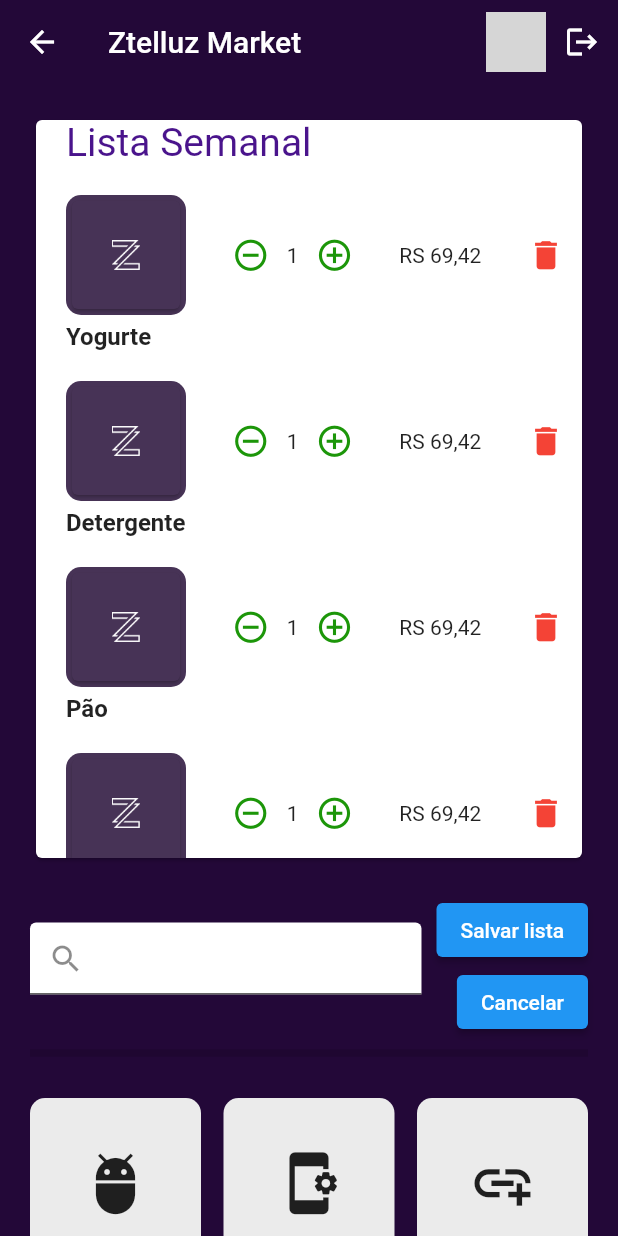
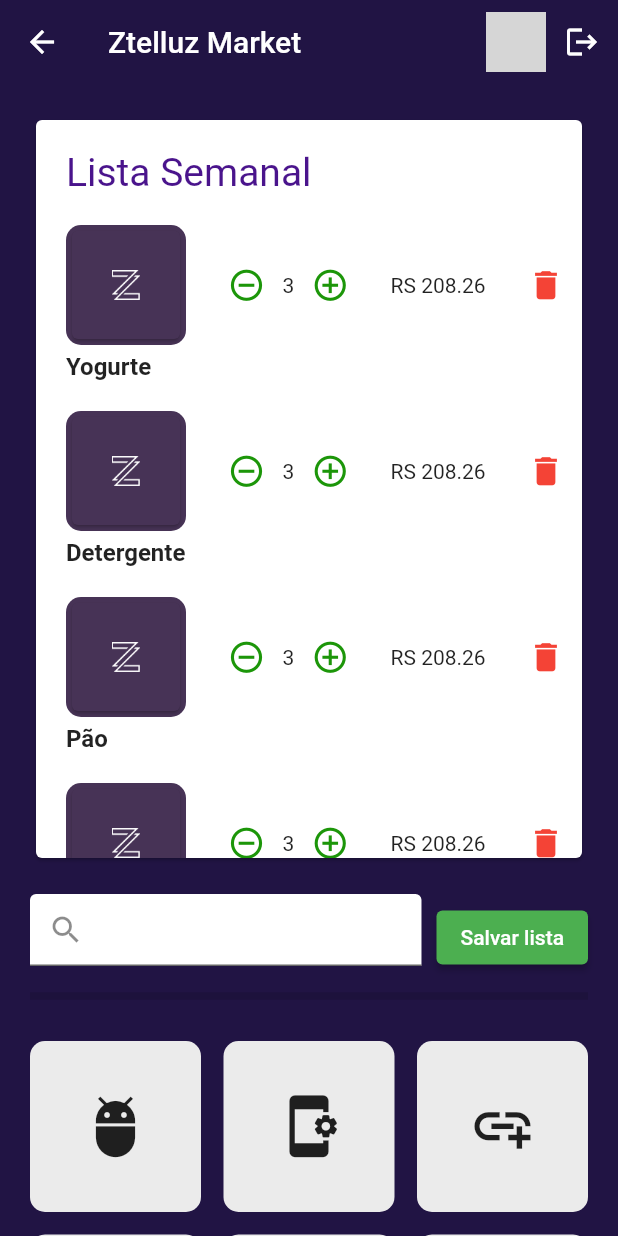
Before and after one commit to LuizSutil/zmarket, a Flutter app: the screen it shows once a user with an empty profile is signed in, after a tap on "Lista Semanal", on a phone screen of 412 x 824 dp. Run offline on Flutter 3.47's test engine with Material 2 defaults, Android fonts, the phone set to English and light mode, and no system bars; our stand-ins replace firebase_auth, firebase_core, firebase_database, google_sign_in; accounts and stored records are empty; network calls fail; grey boxes are pictures that could not be loaded.

Commit message:
fixed theme color and added button count on individuallista

```diff
--- a/lib/ListaCompras.dart
+++ b/lib/ListaCompras.dart
@@ -69,7 +69,7 @@ class _ListaComprasState extends State<ListaCompras> {
                   padding: EdgeInsets.fromLTRB(0, 10, 20, 0),
                   child: MaterialButton(
                     onPressed: () => {},
-                    color: Color.fromRGBO(56, 37, 109, 1),
+                    color: Theme.of(context).primaryColor,
                     textColor: Colors.white,
                     child: Icon(
                       Icons.edit,
@@ -80,7 +80,7 @@ class _ListaComprasState extends State<ListaCompras> {
                 padding: EdgeInsets.fromLTRB(0, 0, 20, 0),
                 child: MaterialButton(
                   onPressed: () => {},
-                  color: Color.fromRGBO(56, 37, 109, 1),
+                  color: Theme.of(context).primaryColor,
                   textColor: Colors.white,
                   child: Icon(
                     Icons.delete,
@@ -92,7 +92,7 @@ class _ListaComprasState extends State<ListaCompras> {
                 padding: EdgeInsets.fromLTRB(0, 0, 20, 0),
                 child: MaterialButton(
                   onPressed: () => {},
-                  color: Color.fromRGBO(56, 37, 109, 1),
+                  color: Theme.of(context).primaryColor,
                   textColor: Colors.white,
                   child: Icon(
                     Icons.add_shopping_cart,
--- a/lib/individualLista.dart
+++ b/lib/individualLista.dart
@@ -12,81 +12,7 @@ class IndividualLista extends StatefulWidget {
     List<Widget> items = [];
 
     cart.forEach((element) {
-      items.add(Padding(
-        padding: EdgeInsets.fromLTRB(0, 0, 0, 20),
-        child: Column(children: [
-          Row(
-            mainAxisAlignment: MainAxisAlignment.spaceBetween,
-            children: [
-              Container(
-                decoration: BoxDecoration(
-                  borderRadius: BorderRadius.circular(10),
-                  color: Color.fromRGBO(71, 51, 86, 1),
-                ),
-                alignment: Alignment.centerLeft,
-                width: 80,
-                height: 80,
-                child: Card(
-                  color: Color.fromRGBO(71, 51, 86, 1),
-                  child: Align(
-                      alignment: Alignment.center,
-                      child: Image(
-                        color: Colors.white,
-                        image: AssetImage('assets/ztelluz_logo.png'),
-                        height: 20,
-                      )),
-                ),
-              ),
-              Container(
-                  child: Row(
-                      mainAxisAlignment: MainAxisAlignment.center,
-                      children: [
-                    IconButton(
-                      splashRadius: 23,
-                      onPressed: () {},
-                      color: Color.fromRGBO(28, 150, 9, 1),
-                      icon: Icon(
-                        Icons.remove_circle_outline,
-                        size: 25,
-                      ),
-                    ),
-                    Text('1'),
-                    IconButton(
-                      splashRadius: 23,
-                      color: Color.fromRGBO(28, 150, 9, 1),
-                      onPressed: () {},
-                      icon: Icon(
-                        Icons.add_circle_outline,
-                        size: 25,
-                      ),
-                    )
-                  ])),
-              Padding(
-                  padding: EdgeInsets.fromLTRB(0, 0, 0, 0),
-                  child: Container(
-                    child: Text('RS 69,42'),
-                  )),
-              IconButton(
-                splashRadius: 23,
-                color: Colors.red,
-                onPressed: () {},
-                icon: Icon(
-                  Icons.delete,
-                  size: 25,
-                ),
-              )
-            ],
-          ),
-          Align(
-            child: Padding(
-                child: Text(element,
-                    style:
-                        TextStyle(fontSize: 16, fontWeight: FontWeight.bold)),
-                padding: EdgeInsets.fromLTRB(0, 5, 0, 0)),
-            alignment: Alignment.centerLeft,
-          ),
-        ]),
-      ));
+      items.add(Item(element, 69.42));
     });
     return items;
   }
@@ -99,7 +25,7 @@ class _IndividualListaState extends State<IndividualLista> {
   @override
   Widget build(BuildContext context) {
     return Scaffold(
-        backgroundColor: Color.fromRGBO(35, 8, 56, 1),
+        backgroundColor: Theme.of(context).primaryColor,
         body: CustomScrollView(slivers: [
           Zappbar(),
           SliverList(
@@ -115,7 +41,7 @@ class _IndividualListaState extends State<IndividualLista> {
                           child: Text(widget.nomeLista,
                               style: TextStyle(
                                   color: Colors.purple[900], fontSize: 26)),
-                          padding: EdgeInsets.fromLTRB(20, 0, 0, 10)),
+                          padding: EdgeInsets.fromLTRB(20, 20, 0, 10)),
                       Padding(
                         child: Column(
                           crossAxisAlignment: CrossAxisAlignment.start,
@@ -147,8 +73,13 @@ class _IndividualListaState extends State<IndividualLista> {
                     crossAxisAlignment: CrossAxisAlignment.end,
                     children: [
                       ElevatedButton(
-                          onPressed: () {}, child: Text('Salvar lista')),
-                      ElevatedButton(onPressed: () {}, child: Text('Cancelar')),
+                          style: ElevatedButton.styleFrom(
+                            primary: Theme.of(context).accentColor,
+                          ),
+                          onPressed: () {},
+                          child: Text(
+                            'Salvar lista',
+                          )),
                     ],
                   ),
                   padding: EdgeInsets.fromLTRB(0, 0, 20, 0),
@@ -172,3 +103,112 @@ class _IndividualListaState extends State<IndividualLista> {
         ]));
   }
 }
+
+class Item extends StatefulWidget {
+  final String element;
+  final double itemPrice;
+  Item(this.element, this.itemPrice);
+  @override
+  _ItemState createState() => _ItemState();
+}
+
+class _ItemState extends State<Item> {
+  var quantity = 3;
+
+  @override
+  Widget build(BuildContext context) {
+    var finalPrice = (quantity * widget.itemPrice).toStringAsFixed(2);
+
+    minusQuant() {
+      setState(() {
+        quantity == 1 ? quantity = 1 : quantity--;
+        print(quantity);
+      });
+    }
+
+    addQuant() {
+      setState(() {
+        quantity++;
+        print(quantity);
+      });
+    }
+
+    return Padding(
+      padding: EdgeInsets.fromLTRB(0, 0, 0, 20),
+      child: Column(children: [
+        Row(
+          mainAxisAlignment: MainAxisAlignment.spaceBetween,
+          children: [
+            Container(
+              decoration: BoxDecoration(
+                borderRadius: BorderRadius.circular(10),
+                color: Color.fromRGBO(71, 51, 86, 1),
+              ),
+              alignment: Alignment.centerLeft,
+              width: 80,
+              height: 80,
+              child: Card(
+                color: Color.fromRGBO(71, 51, 86, 1),
+                child: Align(
+                    alignment: Alignment.center,
+                    child: Image(
+                      color: Colors.white,
+                      image: AssetImage('assets/ztelluz_logo.png'),
+                      height: 20,
+                    )),
+              ),
+            ),
+            Container(
+                child:
+                    Row(mainAxisAlignment: MainAxisAlignment.center, children: [
+              IconButton(
+                splashRadius: 23,
+                onPressed: () {
+                  minusQuant();
+                },
+                color: Color.fromRGBO(28, 150, 9, 1),
+                icon: Icon(
+                  Icons.remove_circle_outline,
+                  size: 25,
+                ),
+              ),
+              Text(quantity.toString()),
+              IconButton(
+                splashRadius: 23,
+                color: Color.fromRGBO(28, 150, 9, 1),
+                onPressed: () {
+                  addQuant();
+                },
+                icon: Icon(
+                  Icons.add_circle_outline,
+                  size: 25,
+                ),
+              )
+            ])),
+            Padding(
+                padding: EdgeInsets.fromLTRB(0, 0, 0, 0),
+                child: Container(
+                  child: Text('RS $finalPrice'),
+                )),
+            IconButton(
+              splashRadius: 23,
+              color: Colors.red,
+              onPressed: () {},
+              icon: Icon(
+                Icons.delete,
+                size: 25,
+              ),
+            )
+          ],
+        ),
+        Align(
+          child: Padding(
+              child: Text(widget.element,
+                  style: TextStyle(fontSize: 16, fontWeight: FontWeight.bold)),
+              padding: EdgeInsets.fromLTRB(0, 5, 0, 0)),
+          alignment: Alignment.centerLeft,
+        ),
+      ]),
+    );
+  }
+}
--- a/lib/login.dart
+++ b/lib/login.dart
@@ -6,9 +6,10 @@ class LoginPage extends StatelessWidget {
   @override
   Widget build(BuildContext context) {
     return Scaffold(
-        backgroundColor: Color.fromRGBO(35, 8, 56, 1),
+        backgroundColor: Theme.of(context).primaryColor,
         body: Column(
           children: [
+            //change this to an align later
             Padding(
                 padding: EdgeInsets.fromLTRB(0, 250, 0, 200),
                 child: Image(
--- a/lib/main.dart
+++ b/lib/main.dart
@@ -18,7 +18,9 @@ class MyApp extends StatelessWidget {
       create: (context) => GoogleSignInProvider(),
       child: MaterialApp(
         title: 'Z_Market',
-        theme: ThemeData(primaryColor: Color.fromRGBO(35, 8, 56, 1)),
+        theme: ThemeData(
+            primaryColor: Color.fromRGBO(33, 20, 68, 1),
+            accentColor: Colors.green),
         home: StreamerPage(),
       ));
 }
--- a/lib/myHomePage.dart
+++ b/lib/myHomePage.dart
@@ -68,7 +68,8 @@ class _MyHomePageState extends State<MyHomePage> {
                 decoration: InputDecoration(
                     border: OutlineInputBorder(),
                     labelText: 'Nome da lista',
-                    labelStyle: TextStyle(color: Color.fromRGBO(35, 8, 56, 1))),
+                    labelStyle:
+                        TextStyle(color: Theme.of(context).primaryColor)),
               ),
               padding: EdgeInsets.fromLTRB(20, 10, 20, 10),
             ),
@@ -86,7 +87,7 @@ class _MyHomePageState extends State<MyHomePage> {
                     });
                   }
                 },
-                color: Color.fromRGBO(31, 192, 5, 1),
+                color: Theme.of(context).primaryColor,
                 textColor: Colors.white,
                 child: Icon(
                   Icons.arrow_forward,
@@ -104,7 +105,7 @@ class _MyHomePageState extends State<MyHomePage> {
   @override
   Widget build(BuildContext context) {
     return Scaffold(
-      backgroundColor: Color.fromRGBO(35, 8, 56, 1),
+      backgroundColor: Theme.of(context).primaryColor,
       body: CustomScrollView(slivers: [
         Zappbar(),
         ListDisplay(getAllListinhas(posts)),
```
